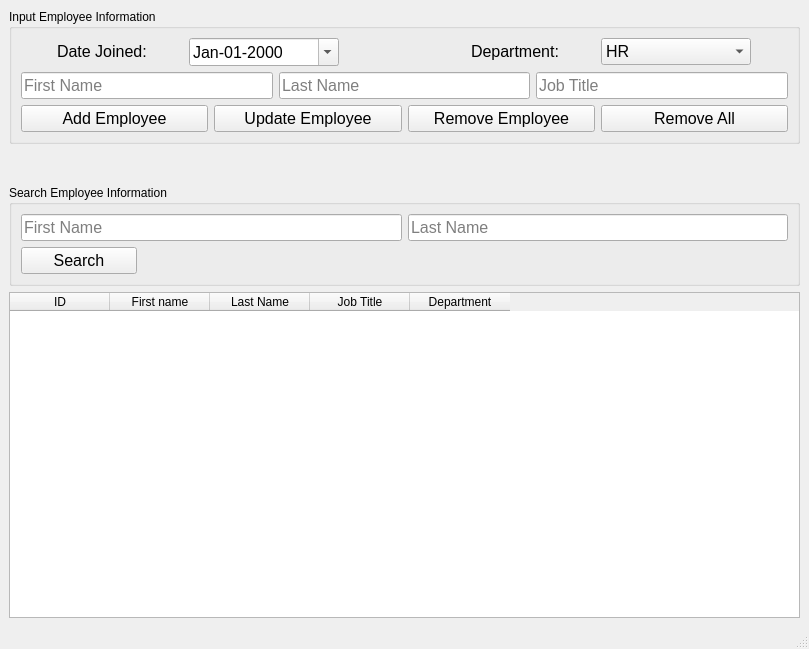
Qt form main.ui (BrianHammond/Simple_SQL_Program) before a commit.
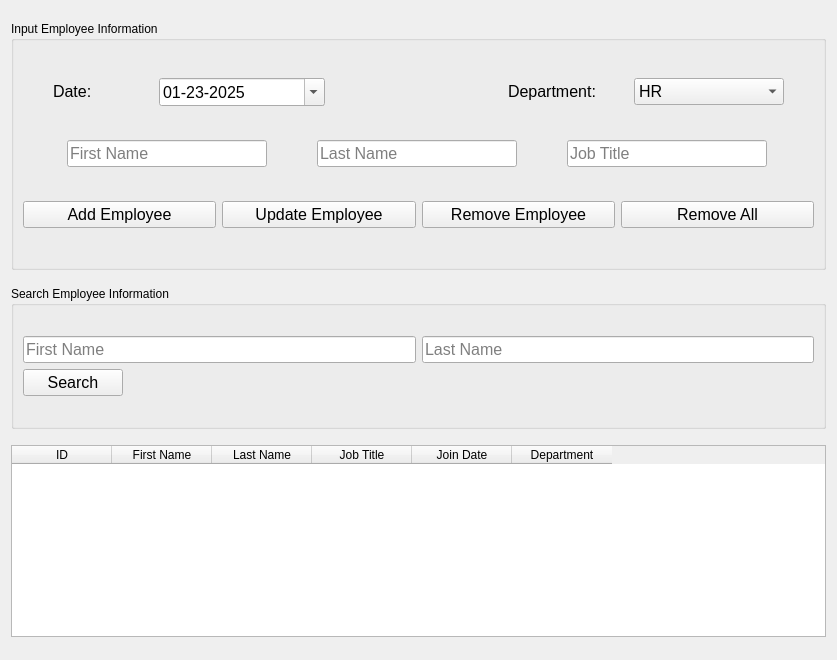
The same form after that commit. Icons and pictures are not drawn.

Diff of the .ui file:
```diff
--- a/main.ui
+++ b/main.ui
@@ -1,15 +1,27 @@
 <?xml version="1.0" encoding="UTF-8"?>
 <ui version="4.0">
- <class>MainWindow</class>
- <widget class="QMainWindow" name="MainWindow">
+ <class>Form</class>
+ <widget class="QWidget" name="Form">
   <property name="geometry">
    <rect>
     <x>0</x>
     <y>0</y>
-    <width>809</width>
-    <height>649</height>
+    <width>837</width>
+    <height>660</height>
    </rect>
   </property>
+  <property name="sizePolicy">
+   <sizepolicy hsizetype="Preferred" vsizetype="Preferred">
+    <horstretch>0</horstretch>
+    <verstretch>0</verstretch>
+   </sizepolicy>
+  </property>
+  <property name="minimumSize">
+   <size>
+    <width>837</width>
+    <height>545</height>
+   </size>
+  </property>
   <property name="windowTitle">
    <string>Simple SQL Program</string>
   </property>
@@ -17,16 +29,27 @@
    <iconset>
     <normaloff>icon/ms_icon.jpg</normaloff>icon/ms_icon.jpg</iconset>
   </property>
-  <widget class="QWidget" name="centralwidget">
    <layout class="QVBoxLayout" name="verticalLayout">
     <item>
-     <widget class="QGroupBox" name="input_group">
+    <widget class="QGroupBox" name="groupBox">
+     <property name="sizePolicy">
+      <sizepolicy hsizetype="Expanding" vsizetype="Fixed">
+       <horstretch>0</horstretch>
+       <verstretch>0</verstretch>
+      </sizepolicy>
+     </property>
+     <property name="minimumSize">
+      <size>
+       <width>0</width>
+       <height>249</height>
+      </size>
+     </property>
       <property name="title">
        <string>Input Employee Information</string>
       </property>
       <layout class="QVBoxLayout" name="verticalLayout_2">
        <item>
-        <layout class="QHBoxLayout" name="horizontalLayout">
+       <layout class="QHBoxLayout" name="horizontalLayout_4">
          <item>
           <widget class="QLabel" name="date_label">
            <property name="sizePolicy">
@@ -37,7 +60,7 @@
            </property>
            <property name="minimumSize">
             <size>
-             <width>0</width>
+            <width>70</width>
              <height>0</height>
             </size>
            </property>
@@ -47,7 +70,7 @@
             </font>
            </property>
            <property name="text">
-            <string>Date Joined:</string>
+           <string>Date:</string>
            </property>
           </widget>
          </item>
@@ -61,7 +84,7 @@
            </property>
            <property name="minimumSize">
             <size>
-             <width>150</width>
+            <width>166</width>
              <height>0</height>
             </size>
            </property>
@@ -71,11 +94,24 @@
             </font>
            </property>
            <property name="displayFormat">
-            <string>MMM-dd-yyyy</string>
+           <string>MM-dd-yyyy</string>
            </property>
            <property name="calendarPopup">
             <bool>true</bool>
            </property>
+          <property name="currentSectionIndex">
+           <number>0</number>
+          </property>
+          <property name="timeSpec">
+           <enum>Qt::LocalTime</enum>
+          </property>
+          <property name="date">
+           <date>
+            <year>2025</year>
+            <month>1</month>
+            <day>23</day>
+           </date>
+          </property>
           </widget>
          </item>
          <item>
@@ -88,7 +124,7 @@
            </property>
            <property name="sizeHint" stdset="0">
             <size>
-             <width>90</width>
+            <width>147</width>
              <height>20</height>
             </size>
            </property>
@@ -102,6 +138,12 @@
              <verstretch>0</verstretch>
             </sizepolicy>
            </property>
+          <property name="minimumSize">
+           <size>
+            <width>90</width>
+            <height>0</height>
+           </size>
+          </property>
            <property name="font">
             <font>
              <pointsize>12</pointsize>
@@ -166,9 +208,21 @@
         </layout>
        </item>
        <item>
-        <layout class="QHBoxLayout" name="horizontalLayout_2">
+       <layout class="QHBoxLayout" name="horizontalLayout">
          <item>
           <widget class="QLineEdit" name="firstname_edit">
+          <property name="sizePolicy">
+           <sizepolicy hsizetype="Fixed" vsizetype="Fixed">
+            <horstretch>0</horstretch>
+            <verstretch>0</verstretch>
+           </sizepolicy>
+          </property>
+          <property name="minimumSize">
+           <size>
+            <width>200</width>
+            <height>0</height>
+           </size>
+          </property>
            <property name="font">
             <font>
              <pointsize>12</pointsize>
@@ -181,6 +235,18 @@
          </item>
          <item>
           <widget class="QLineEdit" name="lastname_edit">
+          <property name="sizePolicy">
+           <sizepolicy hsizetype="Fixed" vsizetype="Fixed">
+            <horstretch>0</horstretch>
+            <verstretch>0</verstretch>
+           </sizepolicy>
+          </property>
+          <property name="minimumSize">
+           <size>
+            <width>200</width>
+            <height>0</height>
+           </size>
+          </property>
            <property name="font">
             <font>
              <pointsize>12</pointsize>
@@ -193,6 +259,18 @@
          </item>
          <item>
           <widget class="QLineEdit" name="title_edit">
+          <property name="sizePolicy">
+           <sizepolicy hsizetype="Fixed" vsizetype="Fixed">
+            <horstretch>0</horstretch>
+            <verstretch>0</verstretch>
+           </sizepolicy>
+          </property>
+          <property name="minimumSize">
+           <size>
+            <width>200</width>
+            <height>0</height>
+           </size>
+          </property>
            <property name="font">
             <font>
              <pointsize>12</pointsize>
@@ -206,7 +284,7 @@
         </layout>
        </item>
        <item>
-        <layout class="QHBoxLayout" name="horizontalLayout_3">
+       <layout class="QHBoxLayout" name="horizontalLayout_2">
          <item>
           <widget class="QPushButton" name="add_button">
            <property name="font">
@@ -261,54 +339,41 @@
      </widget>
     </item>
     <item>
-     <spacer name="verticalSpacer">
-      <property name="orientation">
-       <enum>Qt::Vertical</enum>
-      </property>
-      <property name="sizeType">
-       <enum>QSizePolicy::Fixed</enum>
-      </property>
-      <property name="sizeHint" stdset="0">
+    <widget class="QGroupBox" name="groupBox_2">
+     <property name="sizePolicy">
+      <sizepolicy hsizetype="Expanding" vsizetype="Fixed">
+       <horstretch>0</horstretch>
+       <verstretch>0</verstretch>
+      </sizepolicy>
+     </property>
+     <property name="minimumSize">
        <size>
-        <width>20</width>
-        <height>35</height>
-       </size>
-      </property>
-     </spacer>
-    </item>
-    <item>
-     <widget class="QGroupBox" name="search_group">
+       <width>0</width>
+       <height>143</height>
+      </size>
+     </property>
       <property name="title">
        <string>Search Employee Information</string>
       </property>
       <layout class="QVBoxLayout" name="verticalLayout_3">
        <item>
-        <layout class="QGridLayout" name="gridLayout">
-         <item row="0" column="1">
-          <widget class="QLineEdit" name="last_name_search">
-           <property name="font">
-            <font>
-             <pointsize>12</pointsize>
-            </font>
-           </property>
-           <property name="placeholderText">
-            <string>Last Name</string>
-           </property>
-          </widget>
-         </item>
-         <item row="0" column="0">
-          <widget class="QLineEdit" name="first_name_search">
-           <property name="font">
-            <font>
-             <pointsize>12</pointsize>
-            </font>
-           </property>
-           <property name="placeholderText">
-            <string>First Name</string>
-           </property>
-          </widget>
-         </item>
+       <layout class="QGridLayout" name="gridLayout_2">
          <item row="1" column="0">
+         <widget class="QLineEdit" name="first_name_search">
+          <property name="font">
+           <font>
+            <pointsize>12</pointsize>
+           </font>
+          </property>
+          <property name="text">
+           <string/>
+          </property>
+          <property name="placeholderText">
+           <string>First Name</string>
+          </property>
+         </widget>
+        </item>
+        <item row="2" column="0">
           <widget class="QPushButton" name="search_button">
            <property name="sizePolicy">
             <sizepolicy hsizetype="Fixed" vsizetype="Fixed">
@@ -318,7 +383,7 @@
            </property>
            <property name="minimumSize">
             <size>
-             <width>116</width>
+            <width>100</width>
              <height>0</height>
             </size>
            </property>
@@ -332,6 +397,21 @@
            </property>
           </widget>
          </item>
+        <item row="1" column="1">
+         <widget class="QLineEdit" name="last_name_search">
+          <property name="font">
+           <font>
+            <pointsize>12</pointsize>
+           </font>
+          </property>
+          <property name="text">
+           <string/>
+          </property>
+          <property name="placeholderText">
+           <string>Last Name</string>
+          </property>
+         </widget>
+        </item>
         </layout>
        </item>
       </layout>
@@ -339,6 +419,15 @@
     </item>
     <item>
      <widget class="QTableWidget" name="table">
+     <property name="sizePolicy">
+      <sizepolicy hsizetype="Expanding" vsizetype="Fixed">
+       <horstretch>0</horstretch>
+       <verstretch>0</verstretch>
+      </sizepolicy>
+     </property>
+     <property name="columnCount">
+      <number>6</number>
+     </property>
       <column>
        <property name="text">
         <string>ID</string>
@@ -346,7 +435,7 @@
       </column>
       <column>
        <property name="text">
-        <string>First name</string>
+       <string>First Name</string>
        </property>
       </column>
       <column>
@@ -359,6 +448,11 @@
         <string>Job Title</string>
        </property>
       </column>
+     <column>
+      <property name="text">
+       <string>Join Date</string>
+      </property>
+     </column>
       <column>
        <property name="text">
         <string>Department</string>
@@ -367,18 +461,6 @@
      </widget>
     </item>
    </layout>
-  </widget>
-  <widget class="QMenuBar" name="menubar">
-   <property name="geometry">
-    <rect>
-     <x>0</x>
-     <y>0</y>
-     <width>809</width>
-     <height>21</height>
-    </rect>
-   </property>
-  </widget>
-  <widget class="QStatusBar" name="statusbar"/>
  </widget>
  <resources/>
  <connections/>
```
Left out of the diff: 2 changed lines with no effect on the pictures. Lines whose indentation alone changed are shown as unchanged.
